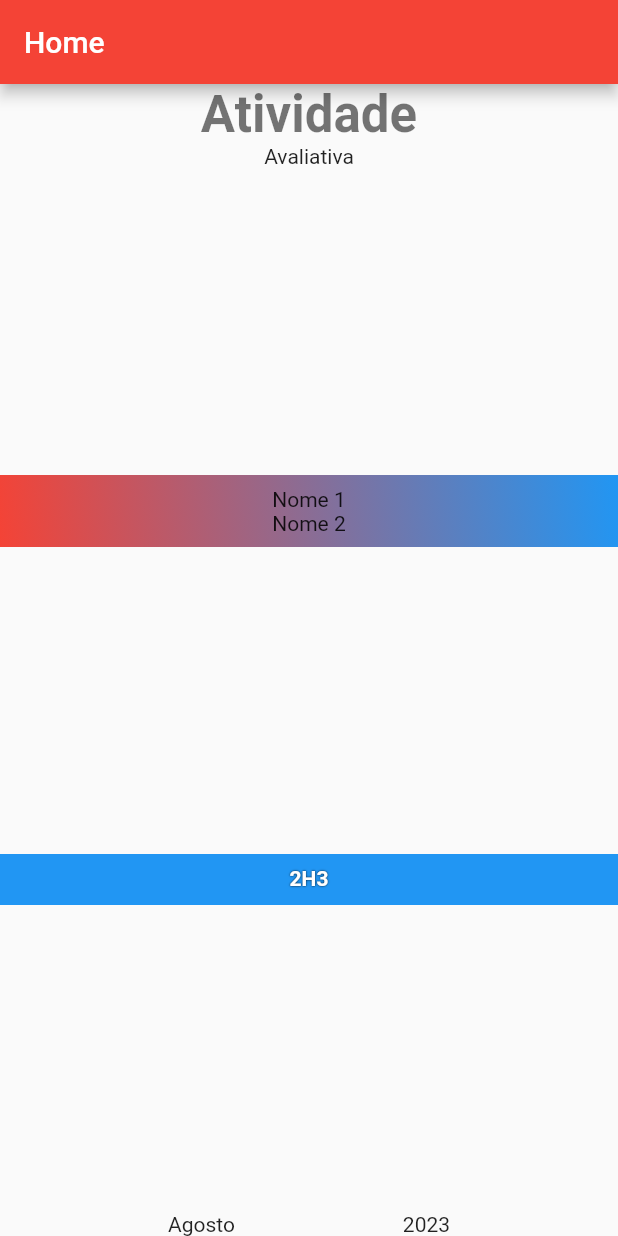
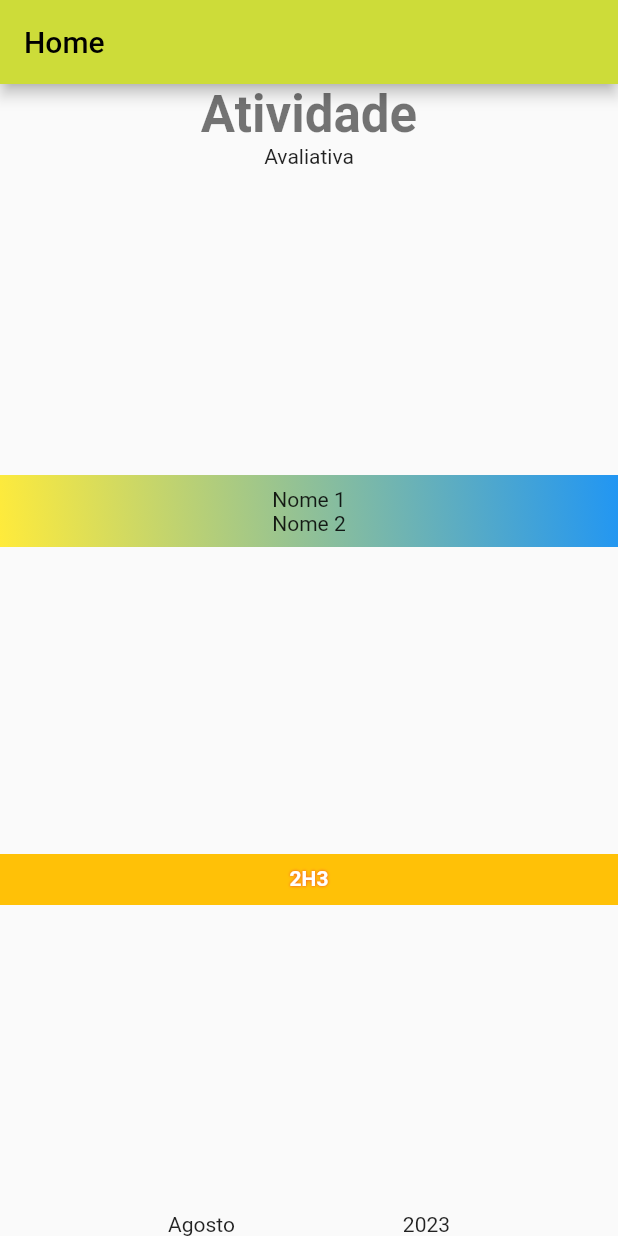
Before and after one commit to ILuuh/PM-I, a Flutter app: the screen it shows after launch, on a phone screen of 412 x 824 dp. Run offline on Flutter 3.47's test engine with Material 2 defaults, Android fonts, the phone set to English and light mode, and no system bars.

Commit message:
Update main.dart

```diff
--- a/lib/main.dart
+++ b/lib/main.dart
@@ -34,7 +34,7 @@ class HomePage extends StatelessWidget {
                   end: Alignment.bottomLeft,
                   colors: [
                     Colors.blue,
-                    Colors.red,
+                    Colors.yellow,
                   ],
                 )
               ),
@@ -50,7 +50,7 @@ class HomePage extends StatelessWidget {
             ),
             Container(
               width: double.maxFinite,
-              color: Colors.blue,
+              color: Colors.amber,
               child: Align(
                   child: Padding(
                   padding: const EdgeInsets.only(top: 8, bottom: 10),
@@ -61,8 +61,8 @@ class HomePage extends StatelessWidget {
                       fontWeight: FontWeight.bold,
                       shadows: const [
                         Shadow(
-                          color: Colors.black,
-                          blurRadius: 1
+                          color: Colors.red,
+                          blurRadius: 2
                         )
                       ],
                     ),
@@ -92,7 +92,7 @@ class Aplicacao extends StatelessWidget {
     return MaterialApp(
       title: "Layout",
       theme: ThemeData(
-        primarySwatch: Colors.red,
+        primarySwatch: Colors.lime,
       ),
       home: const HomePage(),
     );
```
